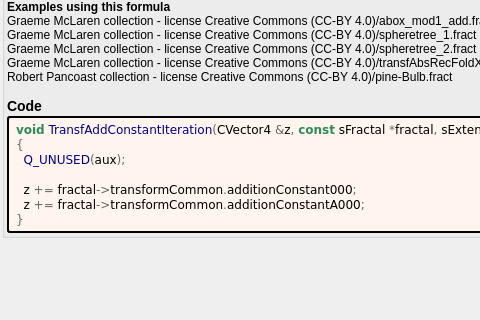
The window that mandelbulber2/formula/ui/transf_add_constant.ui (buddhi1980/mandelbulber2) describes before a commit, drawn with Qt 5; both pictures show x 0 to 480 and y 249 to 569 of the 823 by 690 pixel window.
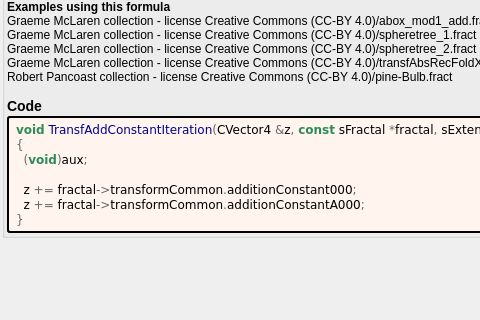
The same window after the commit. Custom widgets are drawn as their Qt base class.

The edit to the form file:
```diff
--- a/mandelbulber2/formula/ui/transf_add_constant.ui
+++ b/mandelbulber2/formula/ui/transf_add_constant.ui
@@ -313,7 +313,7 @@
          <string notr="true">&lt;body style=&quot;background-color:#fff5ee&quot;&gt;
 &lt;pre style=&quot;color:#000000; background-color:#fff5ee;  font-family:&#039;Courier New&#039;,monospace;white-space: pre-wrap;&quot;&gt;&lt;span style=&quot;color:#2e8b57; font-weight:bold&quot;&gt;void&lt;/span&gt; &lt;span style=&quot;color:#00008f&quot;&gt;TransfAddConstantIteration&lt;/span&gt;&lt;span style=&quot;color:#676767&quot;&gt;(&lt;/span&gt;CVector4 &lt;span style=&quot;color:#676767&quot;&gt;&amp;amp;&lt;/span&gt;z&lt;span style=&quot;color:#676767&quot;&gt;,&lt;/span&gt; &lt;span style=&quot;color:#2e8b57; font-weight:bold&quot;&gt;const&lt;/span&gt; sFractal &lt;span style=&quot;color:#676767&quot;&gt;*&lt;/span&gt;fractal&lt;span style=&quot;color:#676767&quot;&gt;,&lt;/span&gt; sExtendedAux &lt;span style=&quot;color:#676767&quot;&gt;&amp;amp;&lt;/span&gt;aux&lt;span style=&quot;color:#676767&quot;&gt;)&lt;/span&gt;
 &lt;span style=&quot;color:#676767&quot;&gt;{&lt;/span&gt;
-  &lt;span style=&quot;color:#00008f&quot;&gt;Q_UNUSED&lt;/span&gt;&lt;span style=&quot;color:#676767&quot;&gt;(&lt;/span&gt;aux&lt;span style=&quot;color:#676767&quot;&gt;);&lt;/span&gt;
+  &lt;span style=&quot;color:#676767&quot;&gt;(&lt;/span&gt;&lt;span style=&quot;color:#2e8b57; font-weight:bold&quot;&gt;void&lt;/span&gt;&lt;span style=&quot;color:#676767&quot;&gt;)&lt;/span&gt;aux&lt;span style=&quot;color:#676767&quot;&gt;;&lt;/span&gt;
 
   z &lt;span style=&quot;color:#676767&quot;&gt;+=&lt;/span&gt; fractal&lt;span style=&quot;color:#676767&quot;&gt;-&amp;gt;&lt;/span&gt;transformCommon&lt;span style=&quot;color:#676767&quot;&gt;.&lt;/span&gt;additionConstant000&lt;span style=&quot;color:#676767&quot;&gt;;&lt;/span&gt;
   z &lt;span style=&quot;color:#676767&quot;&gt;+=&lt;/span&gt; fractal&lt;span style=&quot;color:#676767&quot;&gt;-&amp;gt;&lt;/span&gt;transformCommon&lt;span style=&quot;color:#676767&quot;&gt;.&lt;/span&gt;additionConstantA000&lt;span style=&quot;color:#676767&quot;&gt;;&lt;/span&gt;
```
